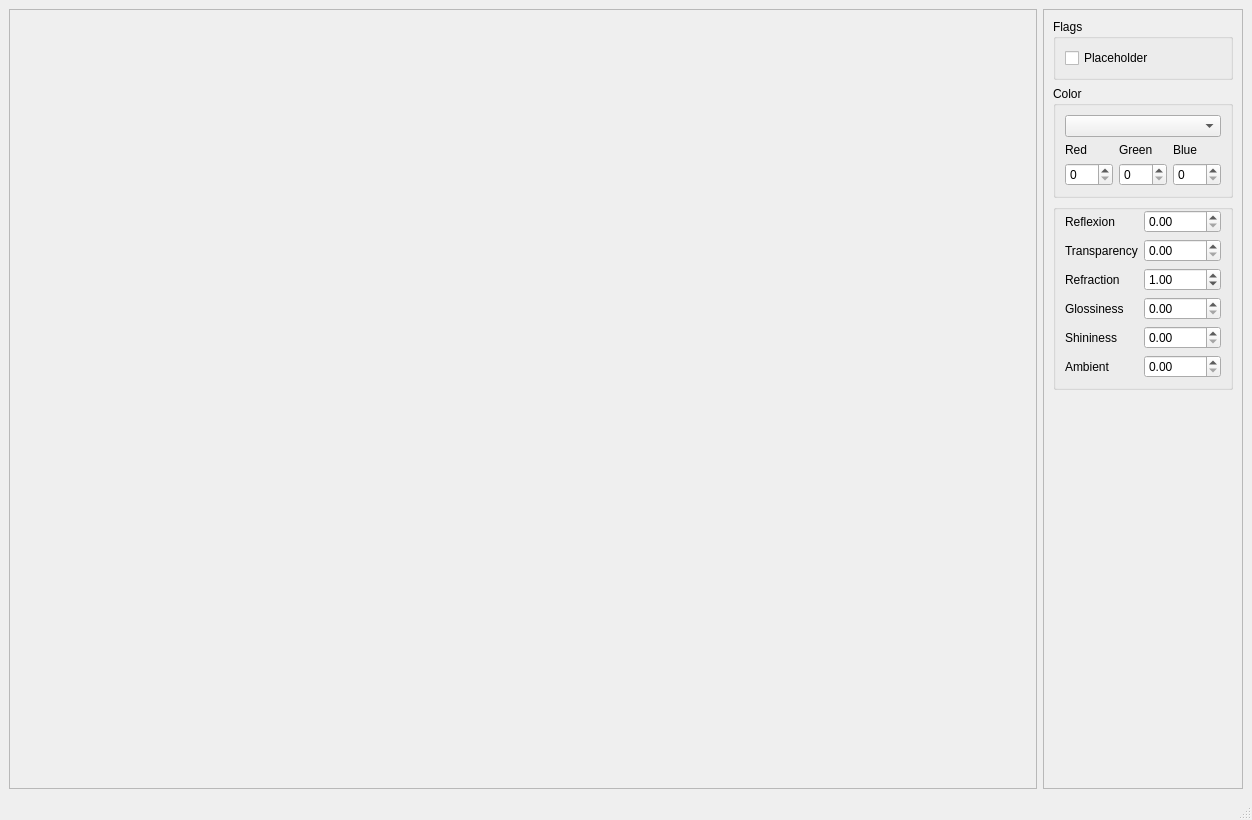
This is Projects/GUI/Form/MainWindow.ui in Telokis/rayon as Qt 5 draws it before an edit. The edited form follows.
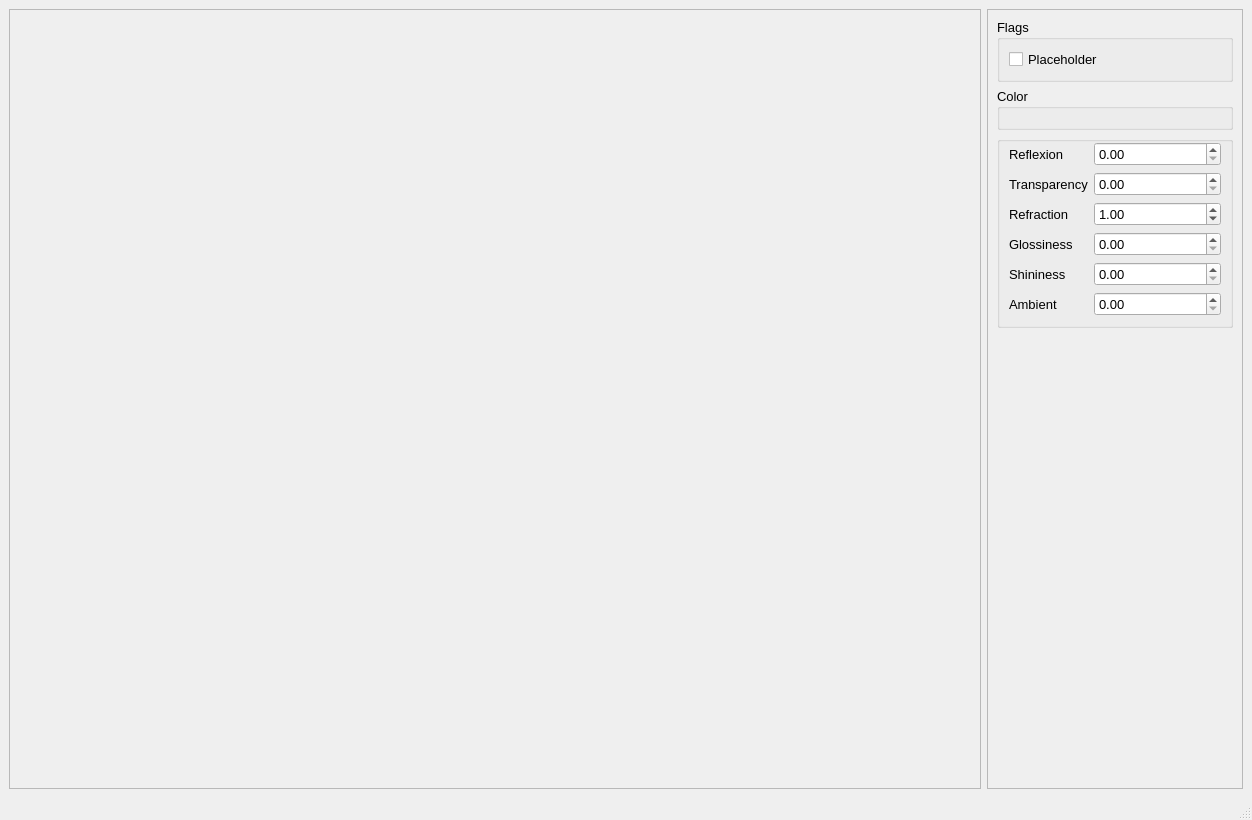
This is the edited form. Custom widgets are drawn as their Qt base class.

Commit message: Added custom QWidget handling color input

The edit to the form file:
```diff
--- a/Projects/GUI/Form/MainWindow.ui
+++ b/Projects/GUI/Form/MainWindow.ui
@@ -10,6 +10,11 @@
     <height>820</height>
    </rect>
   </property>
+  <property name="font">
+   <font>
+    <pointsize>10</pointsize>
+   </font>
+  </property>
   <property name="windowTitle">
    <string>Rayon</string>
   </property>
@@ -34,8 +39,8 @@
         <rect>
          <x>0</x>
          <y>0</y>
-         <width>1026</width>
-         <height>757</height>
+         <width>970</width>
+         <height>755</height>
         </rect>
        </property>
        <layout class="QGridLayout" name="gridLayout">
@@ -112,7 +117,7 @@
      <widget class="QFrame" name="frame">
       <property name="maximumSize">
        <size>
-        <width>200</width>
+        <width>256</width>
         <height>16777215</height>
        </size>
       </property>
@@ -158,85 +163,7 @@
          </property>
          <layout class="QVBoxLayout" name="verticalLayout_3">
           <item>
-           <widget class="QComboBox" name="colorComboBox"/>
-          </item>
-          <item>
-           <widget class="QWidget" name="rgbContainer" native="true">
-            <layout class="QHBoxLayout" name="horizontalLayout_2">
-             <property name="spacing">
-              <number>6</number>
-             </property>
-             <property name="leftMargin">
-              <number>0</number>
-             </property>
-             <property name="topMargin">
-              <number>0</number>
-             </property>
-             <property name="rightMargin">
-              <number>0</number>
-             </property>
-             <property name="bottomMargin">
-              <number>0</number>
-             </property>
-             <item>
-              <layout class="QVBoxLayout" name="verticalLayout">
-               <item>
-                <widget class="QLabel" name="label">
-                 <property name="text">
-                  <string>Red</string>
-                 </property>
-                 <property name="alignment">
-                  <set>Qt::AlignBottom|Qt::AlignLeading|Qt::AlignLeft</set>
-                 </property>
-                </widget>
-               </item>
-               <item>
-                <widget class="QSpinBox" name="redSpinBox">
-                 <property name="maximum">
-                  <number>255</number>
-                 </property>
-                </widget>
-               </item>
-              </layout>
-             </item>
-             <item>
-              <layout class="QVBoxLayout" name="verticalLayout_2">
-               <item>
-                <widget class="QLabel" name="label_2">
-                 <property name="text">
-                  <string>Green</string>
-                 </property>
-                </widget>
-               </item>
-               <item>
-                <widget class="QSpinBox" name="greenSpinBox">
-                 <property name="maximum">
-                  <number>255</number>
-                 </property>
-                </widget>
-               </item>
-              </layout>
-             </item>
-             <item>
-              <layout class="QVBoxLayout" name="verticalLayout_4">
-               <item>
-                <widget class="QLabel" name="label_3">
-                 <property name="text">
-                  <string>Blue</string>
-                 </property>
-                </widget>
-               </item>
-               <item>
-                <widget class="QSpinBox" name="blueSpinBox">
-                 <property name="maximum">
-                  <number>255</number>
-                 </property>
-                </widget>
-               </item>
-              </layout>
-             </item>
-            </layout>
-           </widget>
+           <widget class="RTColorWidget" name="colorEditor" native="true"/>
           </item>
          </layout>
         </widget>
@@ -472,6 +399,17 @@
   </widget>
   <widget class="QStatusBar" name="statusbar"/>
  </widget>
+ <customwidgets>
+  <customwidget>
+   <class>RTColorWidget</class>
+   <extends>QWidget</extends>
+   <header>RTColorWidget.hh</header>
+   <container>1</container>
+   <slots>
+    <signal>colorChanged(Rayon::Color)</signal>
+   </slots>
+  </customwidget>
+ </customwidgets>
  <resources/>
  <connections>
   <connection>
```
Left out of the diff: 56 changed lines with no effect on the pictures. The commit also changes 6 other files.
